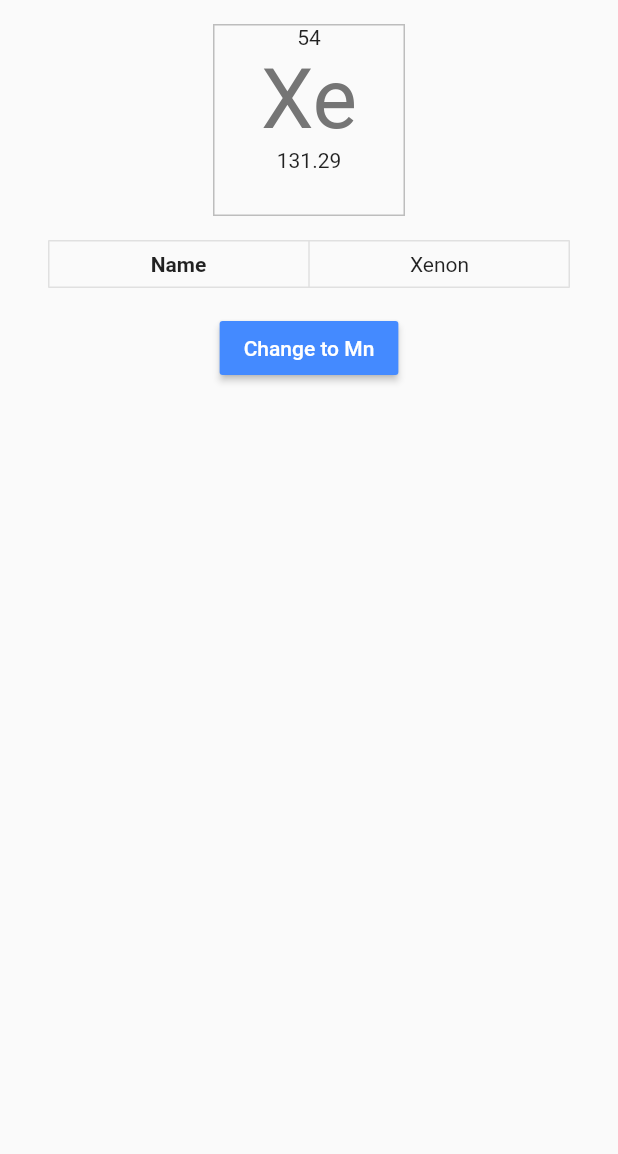
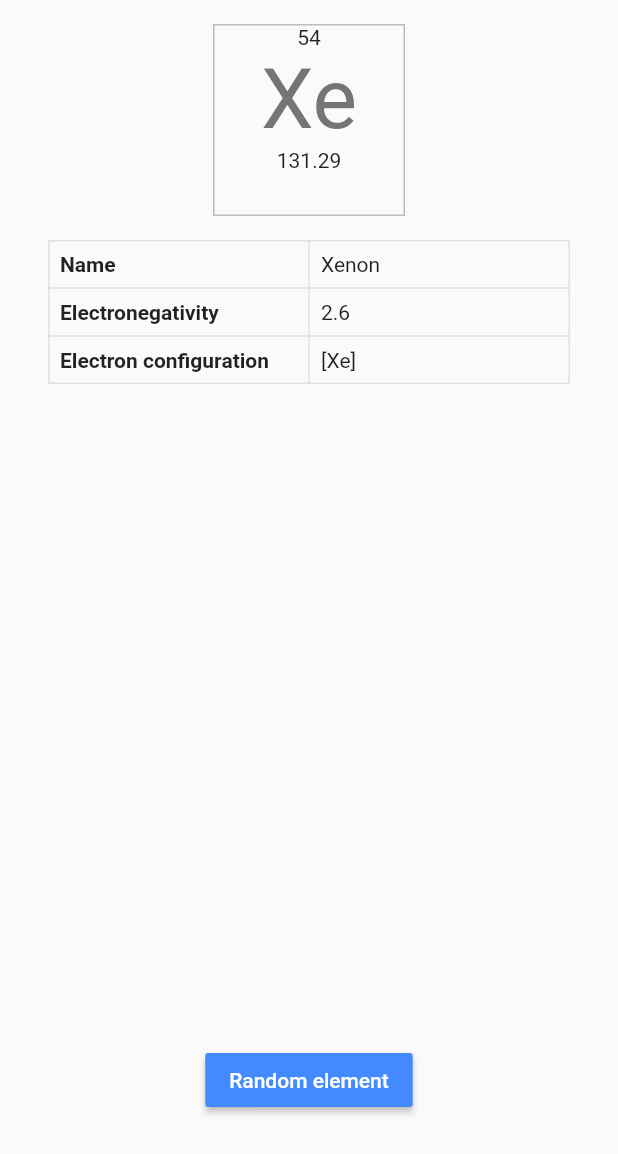
Before and after one commit to Mapioi/unhexennium, a Flutter app: the ElementParent widget shown alone on an empty page, opened directly, on a phone screen of 412 x 824 dp. Shown: the top 1154 px of the screen. Run offline on Flutter 3.47's test engine with Material 2 defaults, Android fonts, the phone set to English and light mode, and no system bars; Roboto replaces fonts that are missing (Rock Salt).

Commit message:
Modify element data display

```diff
--- a/lib/chemistry/element.dart
+++ b/lib/chemistry/element.dart
@@ -778,7 +778,7 @@ class Orbital {
 
   @override
   String toString() {
-    return "$name^$numberElectrons";
+    return "$name${asSuperscript(numberElectrons.toString())}";
   }
 }
 
@@ -805,8 +805,8 @@ class AbbreviatedElectronConfiguration {
 
   @override
   String toString() {
-    return (core == null ? "" : "[${enumToString(core)}] ") +
-        "${valence.join(" ")}";
+    return "${(core == null ? "" : "[${enumToString(core)}]")}${valence
+        .join()}";
   }
 }
 
--- a/lib/tabs/element.dart
+++ b/lib/tabs/element.dart
@@ -1,4 +1,5 @@
 import 'dart:async';
+import 'dart:math';
 import 'package:flutter/material.dart';
 import 'package:unhexennium/utils.dart';
 import 'package:unhexennium/tabs/table.dart';
@@ -70,20 +71,52 @@ class ElementParent extends StatelessWidget {
 
   Widget renderStaticData() {
     ChemicalElement element = new ChemicalElement(ElementState.selectedElement);
-    List<List<String>> data = [
-      ["Name", element.name]
-    ];
-    return new StaticTable(data);
+    List<List<String>> data = [];
+    data.add(
+      [
+        "Name",
+        element.name,
+      ],
+    );
+    if (element.electronegativity != null)
+      data.add([
+        "Electronegativity",
+        element.electronegativity.toString(),
+      ]);
+    data.add(
+      [
+        "Electron configuration",
+        new AbbreviatedElectronConfiguration.of(element.electronConfiguration)
+            .toString(),
+      ],
+    );
+    if (element.ionsElectronConfigurations.length != 0)
+      data.add([
+        "Ions",
+        element.ionsElectronConfigurations.entries
+            .map((MapEntry<int, List<Orbital>> ion) =>
+                toStringAsCharge(ion.key) +
+                ": " +
+                new AbbreviatedElectronConfiguration.of(ion.value).toString())
+            .toList()
+            .join("\n"),
+      ]);
+    return new Expanded(
+      child: StaticTable(data),
+    );
   }
 
   Widget renderSelectionButton(BuildContext context) {
-    return new RaisedButton(
-      child: new Text(
-        "Change to Mn",
-        style: new TextStyle(color: Colors.white),
+    return new Padding(
+      padding: new EdgeInsetsDirectional.only(bottom: 64.0),
+      child: new RaisedButton(
+        child: new Text(
+          "Random element",
+          style: new TextStyle(color: Colors.white),
+        ),
+        onPressed: () => _elementPrompt(context),
+        color: Colors.blueAccent,
       ),
-      onPressed: () => _elementPrompt(context),
-      color: Colors.blueAccent,
     );
   }
 
@@ -92,7 +125,7 @@ class ElementParent extends StatelessWidget {
     return new Padding(
       padding: new EdgeInsets.all(16.0),
       child: new Column(
-        mainAxisSize: MainAxisSize.min,
+        mainAxisSize: MainAxisSize.max,
         mainAxisAlignment: MainAxisAlignment.start,
         children: <Widget>[
           renderElementCell(),
@@ -104,7 +137,8 @@ class ElementParent extends StatelessWidget {
   }
 
   Future<Null> _elementPrompt(BuildContext context) async {
-    ElementState.selectedElement = ElementSymbol.Mn;
+    ElementState.selectedElement =
+        ElementSymbol.values[new Random().nextInt(118)];
     /*await showModalBottomSheet<ElementSymbol>(
         context: context,
         builder: (context) => new Container(
--- a/lib/tabs/table.dart
+++ b/lib/tabs/table.dart
@@ -19,7 +19,7 @@ class StaticTable extends StatelessWidget {
                       padding: new EdgeInsets.all(8.0),
                       child: new Text(
                         row[0],
-                        textAlign: TextAlign.center,
+                        /*textAlign: TextAlign.center,*/
                         style: bold,
                       ),
                     ),
@@ -27,7 +27,7 @@ class StaticTable extends StatelessWidget {
                       padding: new EdgeInsets.all(8.0),
                       child: new Text(
                         row[1],
-                        textAlign: TextAlign.center,
+                        /*textAlign: TextAlign.center,*/
                       ),
                     ),
                   ],
```
